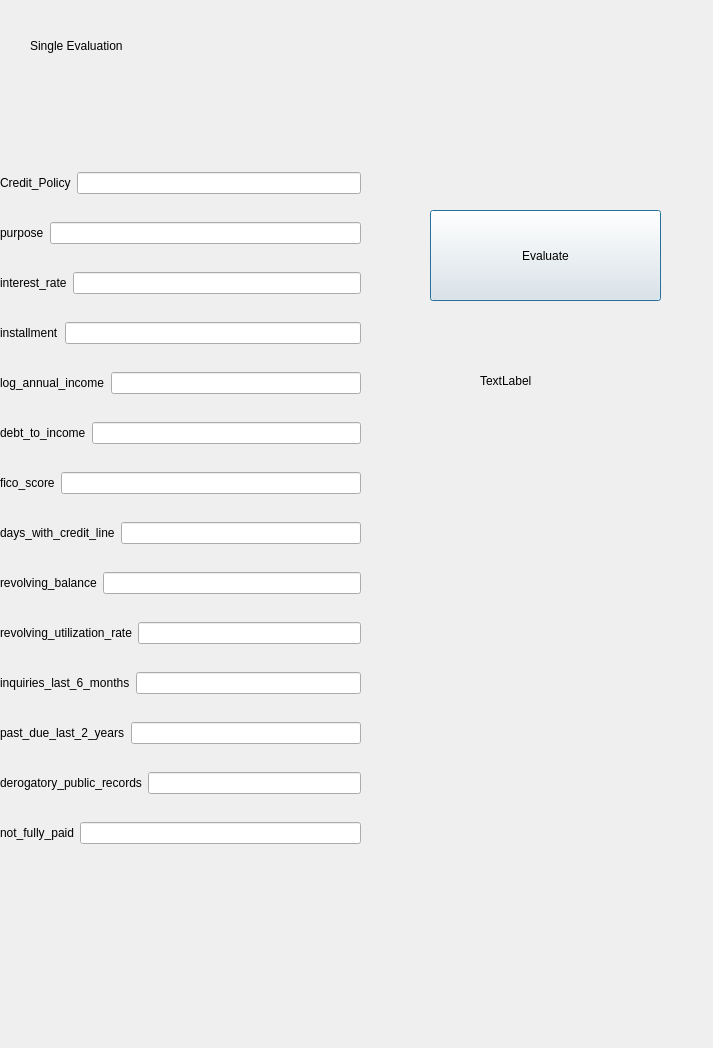
Qt form src/Interface/UI/singleeva.ui (hellorahat/LoanEligibilityPredictor) before a commit.
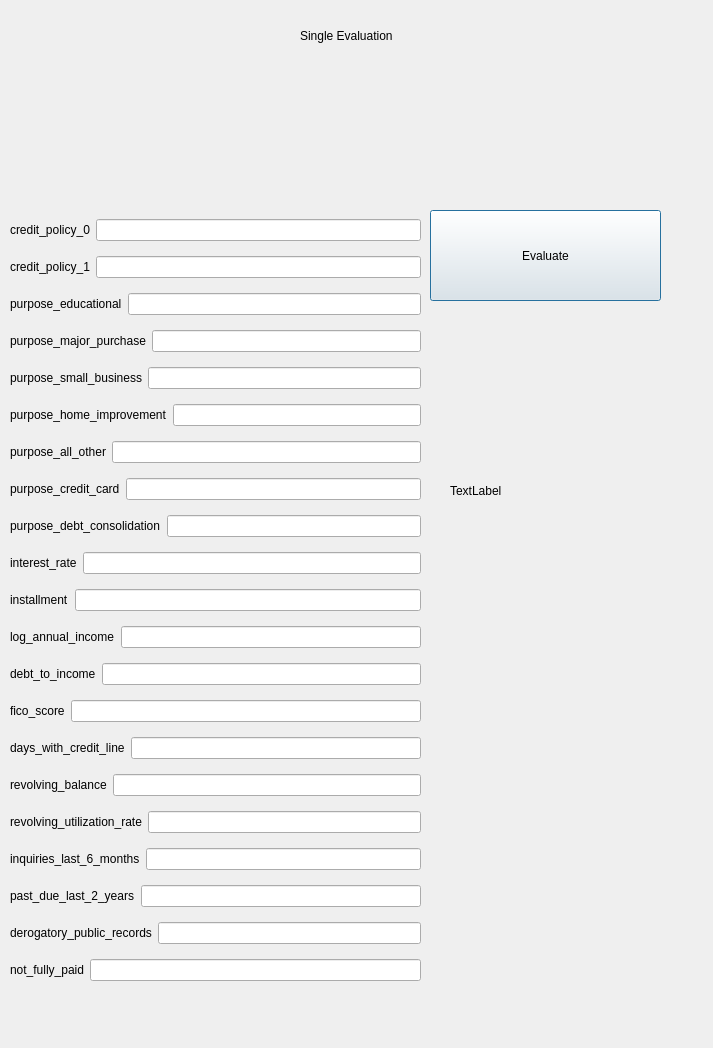
The same form after that commit.

```diff
--- a/src/Interface/UI/singleeva.ui
+++ b/src/Interface/UI/singleeva.ui
@@ -29,10 +29,10 @@
   <widget class="QLabel" name="textLabel">
    <property name="geometry">
     <rect>
-     <x>480</x>
+     <x>450</x>
      <y>350</y>
-     <width>161</width>
-     <height>61</height>
+     <width>211</width>
+     <height>281</height>
     </rect>
    </property>
    <property name="text">
@@ -42,8 +42,8 @@
   <widget class="QLabel" name="label">
    <property name="geometry">
     <rect>
-     <x>30</x>
-     <y>20</y>
+     <x>300</x>
+     <y>10</y>
      <width>419</width>
      <height>52</height>
     </rect>
@@ -55,206 +55,304 @@
   <widget class="QWidget" name="">
    <property name="geometry">
     <rect>
-     <x>0</x>
-     <y>150</y>
-     <width>361</width>
-     <height>721</height>
+     <x>10</x>
+     <y>210</y>
+     <width>411</width>
+     <height>801</height>
     </rect>
    </property>
    <layout class="QVBoxLayout" name="verticalLayout">
     <item>
      <layout class="QHBoxLayout" name="horizontalLayout">
       <item>
-       <widget class="QLabel" name="label_4">
-        <property name="text">
-         <string>Credit_Policy</string>
-        </property>
-       </widget>
-      </item>
-      <item>
-       <widget class="QLineEdit" name="lineEdit1_3"/>
-      </item>
-     </layout>
-    </item>
-    <item>
-     <layout class="QHBoxLayout" name="horizontalLayout_3">
-      <item>
        <widget class="QLabel" name="label_2">
         <property name="text">
-         <string>purpose</string>
+         <string>credit_policy_0</string>
         </property>
        </widget>
       </item>
       <item>
-       <widget class="QLineEdit" name="lineEdit1"/>
+       <widget class="QLineEdit" name="lineEdit"/>
       </item>
      </layout>
     </item>
     <item>
-     <layout class="QHBoxLayout" name="horizontalLayout_4">
+     <layout class="QHBoxLayout" name="horizontalLayout_2">
+      <item>
+       <widget class="QLabel" name="label_3">
+        <property name="text">
+         <string>credit_policy_1</string>
+        </property>
+       </widget>
+      </item>
+      <item>
+       <widget class="QLineEdit" name="lineEdit_2"/>
+      </item>
+     </layout>
+    </item>
+    <item>
+     <layout class="QHBoxLayout" name="horizontalLayout_3">
+      <item>
+       <widget class="QLabel" name="label_4">
+        <property name="text">
+         <string>purpose_educational</string>
+        </property>
+       </widget>
+      </item>
+      <item>
+       <widget class="QLineEdit" name="lineEdit_3"/>
+      </item>
+     </layout>
+    </item>
+    <item>
+     <layout class="QHBoxLayout" name="horizontalLayout_8">
       <item>
        <widget class="QLabel" name="label_9">
         <property name="text">
-         <string>interest_rate</string>
+         <string>purpose_major_purchase</string>
         </property>
        </widget>
       </item>
       <item>
-       <widget class="QLineEdit" name="lineEdit2"/>
+       <widget class="QLineEdit" name="lineEdit_8"/>
+      </item>
+     </layout>
+    </item>
+    <item>
+     <layout class="QHBoxLayout" name="horizontalLayout_4">
+      <item>
+       <widget class="QLabel" name="label_5">
+        <property name="text">
+         <string>purpose_small_business</string>
+        </property>
+       </widget>
+      </item>
+      <item>
+       <widget class="QLineEdit" name="lineEdit_4"/>
+      </item>
+     </layout>
+    </item>
+    <item>
+     <layout class="QHBoxLayout" name="horizontalLayout_7">
+      <item>
+       <widget class="QLabel" name="label_8">
+        <property name="text">
+         <string>purpose_home_improvement</string>
+        </property>
+       </widget>
+      </item>
+      <item>
+       <widget class="QLineEdit" name="lineEdit_7"/>
+      </item>
+     </layout>
+    </item>
+    <item>
+     <layout class="QHBoxLayout" name="horizontalLayout_6">
+      <item>
+       <widget class="QLabel" name="label_7">
+        <property name="text">
+         <string>purpose_all_other</string>
+        </property>
+       </widget>
+      </item>
+      <item>
+       <widget class="QLineEdit" name="lineEdit_6"/>
       </item>
      </layout>
     </item>
     <item>
      <layout class="QHBoxLayout" name="horizontalLayout_5">
       <item>
+       <widget class="QLabel" name="label_6">
+        <property name="text">
+         <string>purpose_credit_card</string>
+        </property>
+       </widget>
+      </item>
+      <item>
+       <widget class="QLineEdit" name="lineEdit_5"/>
+      </item>
+     </layout>
+    </item>
+    <item>
+     <layout class="QHBoxLayout" name="horizontalLayout_9">
+      <item>
        <widget class="QLabel" name="label_10">
         <property name="text">
-         <string>installment</string>
+         <string>purpose_debt_consolidation</string>
         </property>
        </widget>
       </item>
       <item>
-       <widget class="QLineEdit" name="lineEdit3"/>
+       <widget class="QLineEdit" name="lineEdit_9"/>
       </item>
      </layout>
     </item>
     <item>
-     <layout class="QHBoxLayout" name="horizontalLayout_6">
+     <layout class="QHBoxLayout" name="horizontalLayout_10">
       <item>
        <widget class="QLabel" name="label_11">
         <property name="text">
-         <string>log_annual_income</string>
+         <string>interest_rate</string>
         </property>
        </widget>
       </item>
       <item>
-       <widget class="QLineEdit" name="lineEdit4"/>
+       <widget class="QLineEdit" name="lineEdit_10"/>
       </item>
      </layout>
     </item>
     <item>
-     <layout class="QHBoxLayout" name="horizontalLayout_7">
+     <layout class="QHBoxLayout" name="horizontalLayout_11">
       <item>
        <widget class="QLabel" name="label_12">
         <property name="text">
-         <string>debt_to_income</string>
+         <string>installment</string>
         </property>
        </widget>
       </item>
       <item>
-       <widget class="QLineEdit" name="lineEdit5"/>
+       <widget class="QLineEdit" name="lineEdit_11"/>
       </item>
      </layout>
     </item>
     <item>
-     <layout class="QHBoxLayout" name="horizontalLayout_8">
+     <layout class="QHBoxLayout" name="horizontalLayout_12">
       <item>
        <widget class="QLabel" name="label_13">
         <property name="text">
-         <string>fico_score</string>
+         <string>log_annual_income</string>
         </property>
        </widget>
       </item>
       <item>
-       <widget class="QLineEdit" name="lineEdit6"/>
+       <widget class="QLineEdit" name="lineEdit_12"/>
       </item>
      </layout>
     </item>
     <item>
-     <layout class="QHBoxLayout" name="horizontalLayout_9">
+     <layout class="QHBoxLayout" name="horizontalLayout_13">
       <item>
        <widget class="QLabel" name="label_14">
         <property name="text">
-         <string>days_with_credit_line</string>
+         <string>debt_to_income</string>
         </property>
        </widget>
       </item>
       <item>
-       <widget class="QLineEdit" name="lineEdit7"/>
+       <widget class="QLineEdit" name="lineEdit_13"/>
       </item>
      </layout>
     </item>
     <item>
-     <layout class="QHBoxLayout" name="horizontalLayout_10">
+     <layout class="QHBoxLayout" name="horizontalLayout_14">
       <item>
        <widget class="QLabel" name="label_15">
         <property name="text">
-         <string>revolving_balance</string>
+         <string>fico_score</string>
         </property>
        </widget>
       </item>
       <item>
-       <widget class="QLineEdit" name="lineEdit8"/>
+       <widget class="QLineEdit" name="lineEdit_14"/>
       </item>
      </layout>
     </item>
     <item>
-     <layout class="QHBoxLayout" name="horizontalLayout_11">
+     <layout class="QHBoxLayout" name="horizontalLayout_15">
       <item>
        <widget class="QLabel" name="label_16">
         <property name="text">
-         <string>revolving_utilization_rate</string>
+         <string>days_with_credit_line</string>
         </property>
        </widget>
       </item>
       <item>
-       <widget class="QLineEdit" name="lineEdit9"/>
+       <widget class="QLineEdit" name="lineEdit_15"/>
       </item>
      </layout>
     </item>
     <item>
-     <layout class="QHBoxLayout" name="horizontalLayout_12">
+     <layout class="QHBoxLayout" name="horizontalLayout_16">
       <item>
        <widget class="QLabel" name="label_17">
         <property name="text">
-         <string>inquiries_last_6_months</string>
+         <string>revolving_balance</string>
         </property>
        </widget>
       </item>
       <item>
-       <widget class="QLineEdit" name="lineEdit10"/>
+       <widget class="QLineEdit" name="lineEdit_16"/>
       </item>
      </layout>
     </item>
     <item>
-     <layout class="QHBoxLayout" name="horizontalLayout_13">
+     <layout class="QHBoxLayout" name="horizontalLayout_17">
       <item>
        <widget class="QLabel" name="label_18">
         <property name="text">
-         <string>past_due_last_2_years</string>
+         <string>revolving_utilization_rate</string>
         </property>
        </widget>
       </item>
       <item>
-       <widget class="QLineEdit" name="lineEdit11"/>
+       <widget class="QLineEdit" name="lineEdit_17"/>
       </item>
      </layout>
     </item>
     <item>
-     <layout class="QHBoxLayout" name="horizontalLayout_14">
+     <layout class="QHBoxLayout" name="horizontalLayout_18">
       <item>
        <widget class="QLabel" name="label_19">
         <property name="text">
+         <string>inquiries_last_6_months</string>
+        </property>
+       </widget>
+      </item>
+      <item>
+       <widget class="QLineEdit" name="lineEdit_18"/>
+      </item>
+     </layout>
+    </item>
+    <item>
+     <layout class="QHBoxLayout" name="horizontalLayout_21">
+      <item>
+       <widget class="QLabel" name="label_22">
+        <property name="text">
+         <string>past_due_last_2_years</string>
+        </property>
+       </widget>
+      </item>
+      <item>
+       <widget class="QLineEdit" name="lineEdit_21"/>
+      </item>
+     </layout>
+    </item>
+    <item>
+     <layout class="QHBoxLayout" name="horizontalLayout_19">
+      <item>
+       <widget class="QLabel" name="label_20">
+        <property name="text">
          <string>derogatory_public_records</string>
         </property>
        </widget>
       </item>
       <item>
-       <widget class="QLineEdit" name="lineEdit12"/>
+       <widget class="QLineEdit" name="lineEdit_19"/>
       </item>
      </layout>
     </item>
     <item>
-     <layout class="QHBoxLayout" name="horizontalLayout_15">
+     <layout class="QHBoxLayout" name="horizontalLayout_20">
       <item>
-       <widget class="QLabel" name="label_33">
+       <widget class="QLabel" name="label_21">
         <property name="text">
          <string>not_fully_paid</string>
         </property>
        </widget>
       </item>
       <item>
-       <widget class="QLineEdit" name="lineEdit13"/>
+       <widget class="QLineEdit" name="lineEdit_20"/>
       </item>
      </layout>
     </item>
```
